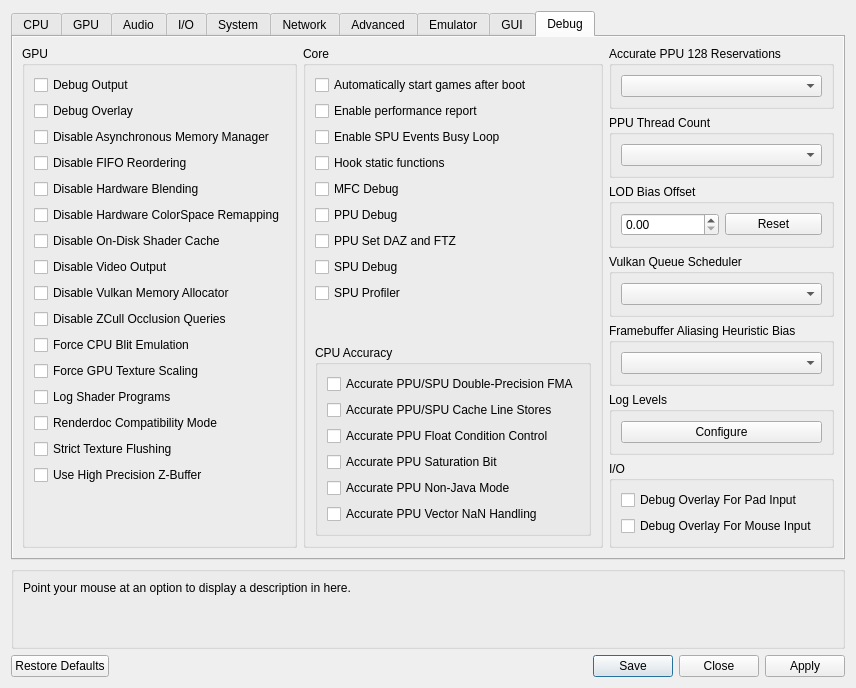
This is rpcs3/rpcs3qt/settings_dialog.ui in RPCS3/rpcs3 as Qt 5 draws it before an edit. The edited form follows.
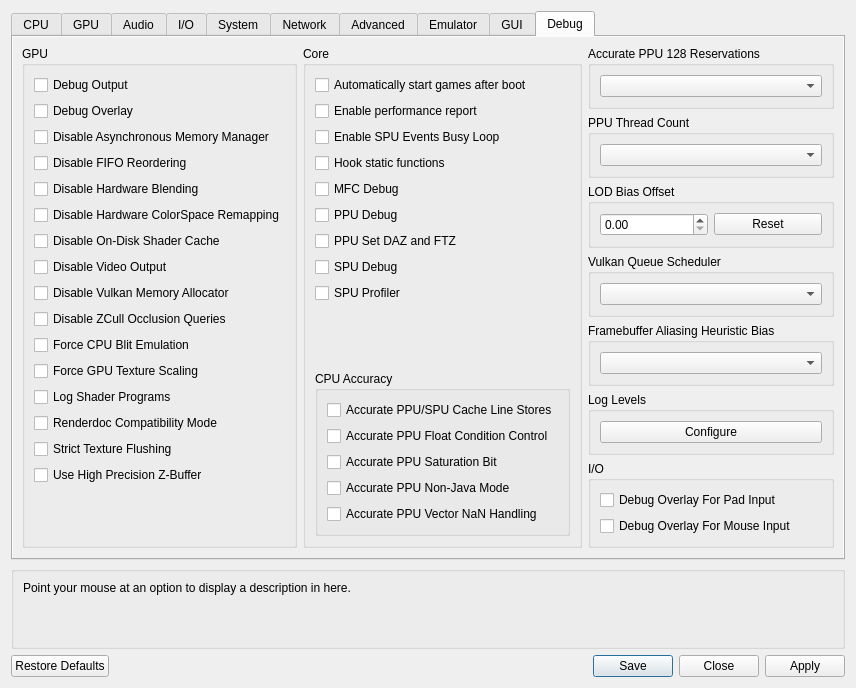
This is the edited form. The open tabs and pages were chosen to show the change. Icons and pictures are not drawn. Custom widgets are drawn as their Qt base class.

Commit message: gui: Remove Debug "Accurate DFMA"

Patch:
```diff
--- a/rpcs3/rpcs3qt/settings_dialog.ui
+++ b/rpcs3/rpcs3qt/settings_dialog.ui
@@ -4648,13 +4648,6 @@
                    <string>CPU Accuracy</string>
                   </property>
                   <layout class="QVBoxLayout" name="gb_debug_cpu_layout">
-                   <item>
-                    <widget class="QCheckBox" name="accurateDFMA">
-                     <property name="text">
-                      <string>Accurate PPU/SPU Double-Precision FMA</string>
-                     </property>
-                    </widget>
-                   </item>
                    <item>
                     <widget class="QCheckBox" name="accurateClineStores">
                      <property name="text">
```
The commit also changes 2 other files.
